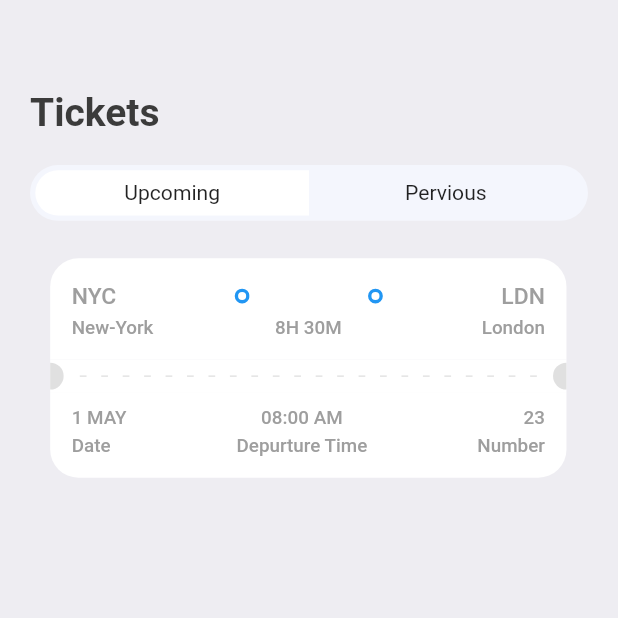
After one commit to bloodscrown/ticket_app-1, a Flutter app: the TicketScreen screen opened directly, on a phone screen of 412 x 824 dp, the top half of it. The commit adds this screen. Run offline on Flutter 3.47's test engine with Material 2 defaults, Android fonts, the phone set to English and light mode, and no system bars; our stand-ins replace fluentui_icons, gap, get.

Commit message:
ticketscreen started

```diff
--- a/lib/botom_bar.dart
+++ b/lib/botom_bar.dart
@@ -1,5 +1,6 @@
 import 'package:first_app/screens/home_screen.dart';
 import 'package:first_app/screens/search_screen.dart';
+import 'package:first_app/screens/ticket_screen.dart';
 import 'package:flutter/material.dart';
 import 'package:flutter/src/widgets/container.dart';
 import 'package:flutter/src/widgets/framework.dart';
@@ -17,7 +18,7 @@ class _BottomBarState extends State<BottomBar> {
   static final List<Widget> _widgetOptions = <Widget>[
     const HomeScreen(),
     const SearchSceen(),
-    const Text("Ticket"),
+    const TicketScreen(),
     const Text("Profile"),
   ];
   void itemOnTapped(int index) {
--- /dev/null
+++ b/lib/screens/ticket_screen.dart
@@ -0,0 +1,49 @@
+import 'package:first_app/screens/ticket_view.dart';
+import 'package:first_app/uitles/app_layout.dart';
+import 'package:first_app/uitles/app_style.dart';
+import 'package:first_app/uitles/list_tikcet_map.dart';
+import 'package:first_app/widgets/text_tap.dart';
+import 'package:flutter/material.dart';
+import 'package:gap/gap.dart';
+
+class TicketScreen extends StatelessWidget {
+  const TicketScreen({super.key});
+
+  @override
+  Widget build(BuildContext context) {
+    final size = AppLayout.getSize(context);
+    return Scaffold(
+      backgroundColor: Styles.bgColor,
+      body: Stack(
+        children: [
+          ListView(
+            padding: EdgeInsets.symmetric(
+                horizontal: AppLayout.getWidth(20),
+                vertical: AppLayout.getHeight(20)),
+            children: [
+              Gap(AppLayout.getHeight(40)),
+              Text(
+                "Tickets",
+                style: Styles.headLinestyle1,
+              ),
+              Gap(AppLayout.getHeight(20)),
+              AppTicketTap(firstTap: "Upcoming", secondTap: "Pervious"),
+              Gap(AppLayout.getHeight(25)),
+              FittedBox(
+                child: Container(
+                  padding: EdgeInsets.only(
+                    left: AppLayout.getWidth(15),
+                  ),
+                  child: TicketView(
+                    ticket: ticketList[0],
+                    isColor: true,
+                  ),
+                ),
+              )
+            ],
+          )
+        ],
+      ),
+    );
+  }
+}
--- a/lib/screens/ticket_view.dart
+++ b/lib/screens/ticket_view.dart
@@ -7,7 +7,8 @@ import 'package:gap/gap.dart';
 
 class TicketView extends StatelessWidget {
   final Map<String, dynamic> ticket;
-  const TicketView({super.key, required this.ticket});
+  final bool? isColor;
+  const TicketView({super.key, required this.ticket, this.isColor});
 
   @override
   Widget build(BuildContext context) {
@@ -26,7 +27,7 @@ class TicketView extends StatelessWidget {
           children: [
             Container(
               decoration: BoxDecoration(
-                  color: Styles.blueColor,
+                  color: isColor == null ? Color(0xFF526799) : Colors.white,
                   borderRadius: BorderRadius.only(
                       topLeft: Radius.circular(AppLayout.getHeight(21)),
                       topRight: Radius.circular(AppLayout.getHeight(21)))),
@@ -37,13 +38,17 @@ class TicketView extends StatelessWidget {
                     children: [
                       Text(
                         ticket["from"]["code"],
-                        style:
-                            Styles.headLinestyle3.copyWith(color: Colors.white),
+                        style: isColor == null
+                            ? Styles.headLinestyle3
+                                .copyWith(color: Colors.white)
+                            : Styles.headLinestyle3,
                       ),
                       Expanded(
                         child: Container(),
                       ),
-                      const ThickContanier(),
+                      const ThickContanier(
+                        isColor: true,
+                      ),
                       Expanded(
                         child: Stack(
                           children: [
@@ -84,14 +89,18 @@ class TicketView extends StatelessWidget {
                           ],
                         ),
                       ),
-                      const ThickContanier(),
+                      const ThickContanier(
+                        isColor: true,
+                      ),
                       Expanded(
                         child: Container(),
                       ),
                       Text(
                         ticket["to"]["code"],
-                        style:
-                            Styles.headLinestyle3.copyWith(color: Colors.white),
+                        style: isColor == null
+                            ? Styles.headLinestyle3
+                                .copyWith(color: Colors.white)
+                            : Styles.headLinestyle3,
                       )
                     ],
                   ),
@@ -106,8 +115,10 @@ class TicketView extends StatelessWidget {
                         child: Text(
                           ticket["from"]["name"],
                           textAlign: TextAlign.start,
-                          style: Styles.headLinestyle4
-                              .copyWith(color: Colors.white),
+                          style: isColor == null
+                              ? Styles.headLinestyle4
+                                  .copyWith(color: Colors.white)
+                              : Styles.headLinestyle4,
                         ),
                       ),
                       SizedBox(
@@ -115,8 +126,10 @@ class TicketView extends StatelessWidget {
                         child: Text(
                           ticket["flying_time"],
                           textAlign: TextAlign.center,
-                          style: Styles.headLinestyle4
-                              .copyWith(color: Colors.white),
+                          style: isColor == null
+                              ? Styles.headLinestyle4
+                                  .copyWith(color: Colors.white)
+                              : Styles.headLinestyle4,
                         ),
                       ),
                       SizedBox(
@@ -124,8 +137,10 @@ class TicketView extends StatelessWidget {
                         child: Text(
                           ticket["to"]["name"],
                           textAlign: TextAlign.end,
-                          style: Styles.headLinestyle4
-                              .copyWith(color: Colors.white),
+                          style: isColor == null
+                              ? Styles.headLinestyle4
+                                  .copyWith(color: Colors.white)
+                              : Styles.headLinestyle4,
                         ),
                       )
                     ],
@@ -137,16 +152,18 @@ class TicketView extends StatelessWidget {
             orange part of ticket
              */
             Container(
-              color: Styles.orangeColor,
+              color: isColor == null ? Styles.orangeColor : Colors.white,
               child: Row(
                 children: [
-                  const SizedBox(
+                  SizedBox(
                     height: 20,
                     width: 10,
                     child: DecoratedBox(
                         decoration: BoxDecoration(
-                            color: Colors.white,
-                            borderRadius: BorderRadius.only(
+                            color: isColor == null
+                                ? Colors.white
+                                : Colors.grey.shade300,
+                            borderRadius: const BorderRadius.only(
                                 topRight: Radius.circular(10),
                                 bottomRight: Radius.circular(10)))),
                   ),
@@ -162,24 +179,28 @@ class TicketView extends StatelessWidget {
                           direction: Axis.horizontal,
                           children: List.generate(
                               (constraints.constrainWidth() / 15).floor(),
-                              (index) => const SizedBox(
+                              (index) => SizedBox(
                                     height: 1,
                                     width: 5,
                                     child: DecoratedBox(
-                                        decoration:
-                                            BoxDecoration(color: Colors.white)),
+                                        decoration: BoxDecoration(
+                                            color: isColor == null
+                                                ? Colors.white
+                                                : Colors.grey.shade300)),
                                   )),
                         );
                       },
                     ),
                   )),
-                  const SizedBox(
+                  SizedBox(
                     height: 20,
                     width: 10,
                     child: DecoratedBox(
                         decoration: BoxDecoration(
-                            color: Colors.white,
-                            borderRadius: BorderRadius.only(
+                            color: isColor == null
+                                ? Colors.white
+                                : Colors.grey.shade300,
+                            borderRadius: const BorderRadius.only(
                                 topLeft: Radius.circular(10),
                                 bottomLeft: Radius.circular(10)))),
                   ),
@@ -191,7 +212,7 @@ class TicketView extends StatelessWidget {
              */
             Container(
               decoration: BoxDecoration(
-                  color: Styles.orangeColor,
+                  color: isColor == null ? Styles.orangeColor : Colors.white,
                   borderRadius: const BorderRadius.only(
                       bottomLeft: Radius.circular(21),
                       bottomRight: Radius.circular(21))),
@@ -207,14 +228,18 @@ class TicketView extends StatelessWidget {
                         children: [
                           Text(
                             ticket["date"],
-                            style: Styles.headLinestyle4
-                                .copyWith(color: Colors.white),
+                            style: isColor == null
+                                ? Styles.headLinestyle4
+                                    .copyWith(color: Colors.white)
+                                : Styles.headLinestyle4,
                           ),
                           const Gap(5),
                           Text(
                             "Date",
-                            style: Styles.headLinestyle4
-                                .copyWith(color: Colors.white),
+                            style: isColor == null
+                                ? Styles.headLinestyle4
+                                    .copyWith(color: Colors.white)
+                                : Styles.headLinestyle4,
                           )
                         ],
                       ),
@@ -223,14 +248,18 @@ class TicketView extends StatelessWidget {
                         children: [
                           Text(
                             ticket["departure_time"],
-                            style: Styles.headLinestyle4
-                                .copyWith(color: Colors.white),
+                            style: isColor == null
+                                ? Styles.headLinestyle4
+                                    .copyWith(color: Colors.white)
+                                : Styles.headLinestyle4,
                           ),
                           const Gap(5),
                           Text(
                             "Depurture Time",
-                            style: Styles.headLinestyle4
-                                .copyWith(color: Colors.white),
+                            style: isColor == null
+                                ? Styles.headLinestyle4
+                                    .copyWith(color: Colors.white)
+                                : Styles.headLinestyle4,
                           )
                         ],
                       ),
@@ -239,14 +268,18 @@ class TicketView extends StatelessWidget {
                         children: [
                           Text(
                             ticket["number"].toString(),
-                            style: Styles.headLinestyle4
-                                .copyWith(color: Colors.white),
+                            style: isColor == null
+                                ? Styles.headLinestyle4
+                                    .copyWith(color: Colors.white)
+                                : Styles.headLinestyle4,
                           ),
                           const Gap(5),
                           Text(
                             "Number",
-                            style: Styles.headLinestyle4
-                                .copyWith(color: Colors.white),
+                            style: isColor == null
+                                ? Styles.headLinestyle4
+                                    .copyWith(color: Colors.white)
+                                : Styles.headLinestyle4,
                           )
                         ],
                       )
--- /dev/null
+++ b/lib/widgets/text_tap.dart
@@ -0,0 +1,47 @@
+import 'package:flutter/material.dart';
+import 'package:flutter/src/widgets/container.dart';
+import 'package:flutter/src/widgets/framework.dart';
+
+import '../uitles/app_layout.dart';
+
+class AppTicketTap extends StatelessWidget {
+  final String firstTap;
+  final String secondTap;
+  const AppTicketTap(
+      {super.key, required this.firstTap, required this.secondTap});
+
+  @override
+  Widget build(BuildContext context) {
+    final size = AppLayout.getSize(context);
+    return FittedBox(
+      child: Container(
+        padding: EdgeInsets.all(AppLayout.getHeight(3.5)),
+        decoration: BoxDecoration(
+            borderRadius: BorderRadius.circular(AppLayout.getHeight(50)),
+            color: const Color(0xFFF4F6Fd)),
+        child: Row(
+          children: [
+            Container(
+              decoration: const BoxDecoration(
+                  borderRadius:
+                      BorderRadius.horizontal(left: Radius.circular(50)),
+                  color: Colors.white),
+              width: size.width * .44,
+              padding: const EdgeInsets.symmetric(vertical: 7),
+              child: Center(child: Text(firstTap)),
+            ),
+            Container(
+              decoration: BoxDecoration(
+                  borderRadius: BorderRadius.horizontal(
+                      right: Radius.circular(AppLayout.getHeight(50))),
+                  color: Colors.transparent),
+              width: size.width * .44,
+              padding: EdgeInsets.symmetric(vertical: AppLayout.getHeight(7)),
+              child: Center(child: Text(secondTap)),
+            )
+          ],
+        ),
+      ),
+    );
+  }
+}
--- a/lib/widgets/tick_contanier.dart
+++ b/lib/widgets/tick_contanier.dart
@@ -1,7 +1,8 @@
 import 'package:flutter/material.dart';
 
 class ThickContanier extends StatelessWidget {
-  const ThickContanier({super.key});
+  final bool? isColor;
+  const ThickContanier({super.key, this.isColor});
 
   @override
   Widget build(BuildContext context) {
@@ -9,7 +10,8 @@ class ThickContanier extends StatelessWidget {
       padding: const EdgeInsets.all(3.0),
       decoration: BoxDecoration(
           borderRadius: BorderRadius.circular(20),
-          border: Border.all(width: 2.5, color: Colors.white)),
+          border: Border.all(
+              width: 2.5, color: isColor == null ? Colors.white : Colors.blue)),
     );
   }
 }
```
Also changed, not shown: lib/screens/search_screen.dart (+10 -33 lines).
